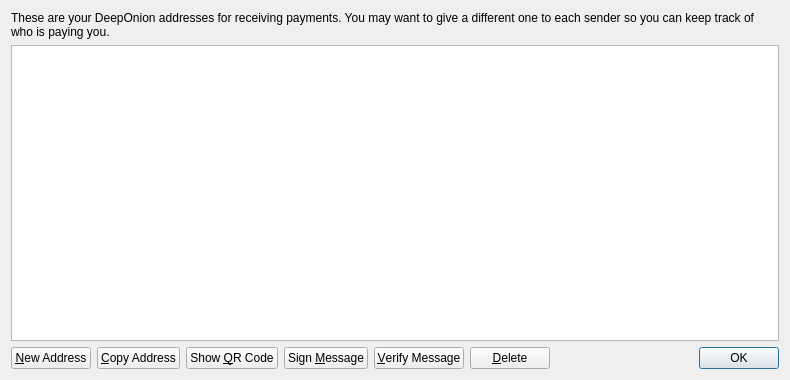
First picture: the form in src/qt/forms/addressbookpage.ui, repository ARMROfficial/armr, before the edit.
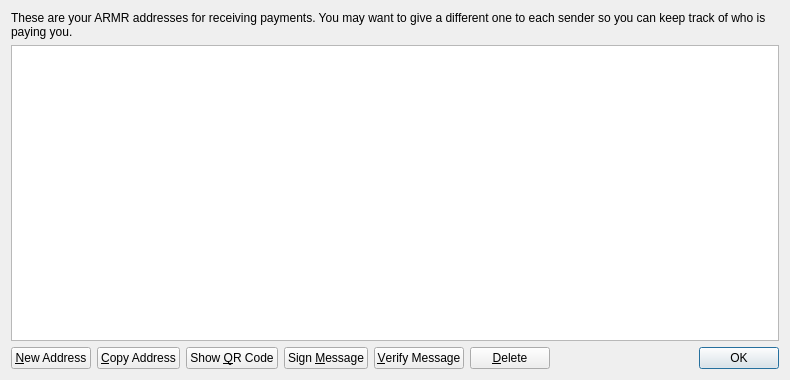
Second picture: the form after the edit. Icons and pictures are not drawn.

Commit message: Updated Names DeepOnion to ARMR

```diff
--- a/src/qt/forms/addressbookpage.ui
+++ b/src/qt/forms/addressbookpage.ui
@@ -17,7 +17,7 @@
    <item>
     <widget class="QLabel" name="labelExplanation">
      <property name="text">
-      <string>These are your DeepOnion addresses for receiving payments. You may want to give a different one to each sender so you can keep track of who is paying you.</string>
+      <string>These are your ARMR addresses for receiving payments. You may want to give a different one to each sender so you can keep track of who is paying you.</string>
      </property>
      <property name="textFormat">
       <enum>Qt::PlainText</enum>
```
Left out of the diff: 4 changed lines with no effect on the pictures. The commit also changes 80 other files.
